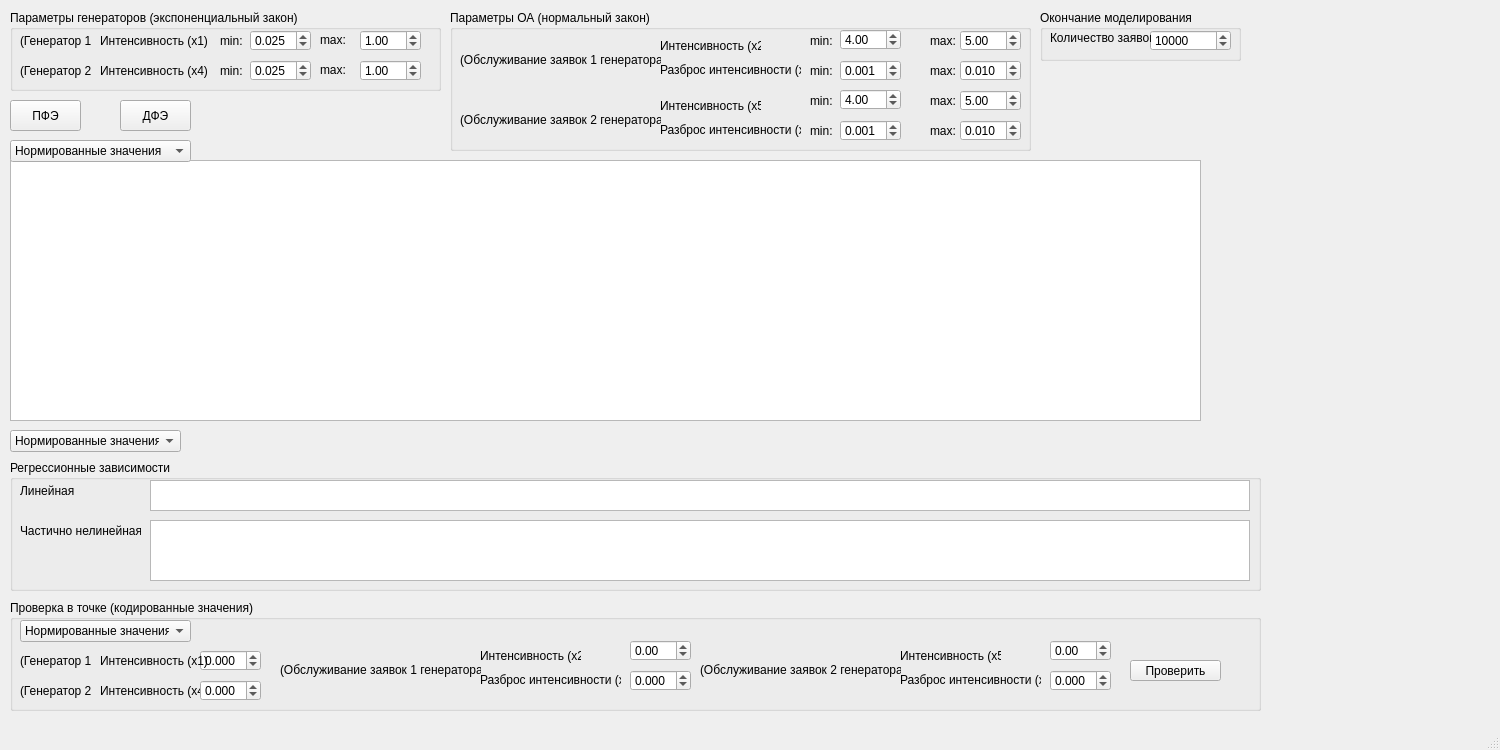
alena-zayts/BMSTU_8sem_experiment_planning, file lab3/mainwindow.ui: the form before one commit.
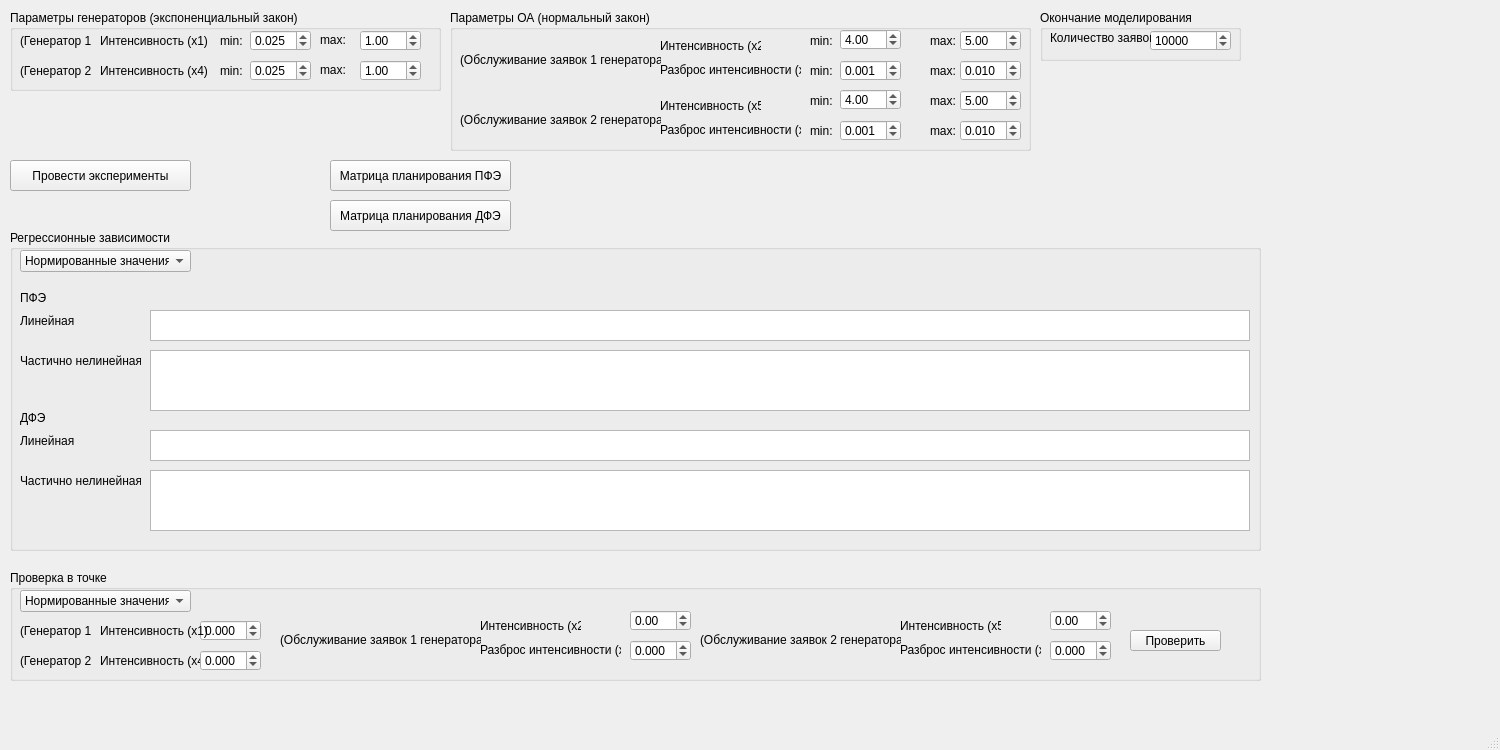
The form after the commit.

Diff of the .ui file:
```diff
--- a/lab3/mainwindow.ui
+++ b/lab3/mainwindow.ui
@@ -639,30 +639,17 @@
      </property>
     </widget>
    </widget>
-   <widget class="QTableWidget" name="tableWidget">
-    <property name="geometry">
-     <rect>
-      <x>10</x>
-      <y>160</y>
-      <width>1191</width>
-      <height>261</height>
-     </rect>
-    </property>
-    <property name="columnCount">
-     <number>0</number>
-    </property>
-   </widget>
    <widget class="QGroupBox" name="groupBox_5">
     <property name="geometry">
      <rect>
       <x>10</x>
-      <y>600</y>
+      <y>570</y>
       <width>1251</width>
       <height>111</height>
      </rect>
     </property>
     <property name="title">
-     <string>Проверка в точке (кодированные значения)</string>
+     <string>Проверка в точке</string>
     </property>
     <widget class="QDoubleSpinBox" name="input_intens_generator">
      <property name="geometry">
@@ -976,9 +963,9 @@
     <property name="geometry">
      <rect>
       <x>10</x>
-      <y>460</y>
+      <y>230</y>
       <width>1251</width>
-      <height>131</height>
+      <height>321</height>
      </rect>
     </property>
     <property name="title">
@@ -988,7 +975,7 @@
      <property name="geometry">
       <rect>
        <x>10</x>
-       <y>20</y>
+       <y>80</y>
        <width>81</width>
        <height>21</height>
       </rect>
@@ -1001,7 +988,7 @@
      <property name="geometry">
       <rect>
        <x>10</x>
-       <y>60</y>
+       <y>120</y>
        <width>121</width>
        <height>21</height>
       </rect>
@@ -1010,11 +997,11 @@
       <string>Частично нелинейная</string>
      </property>
     </widget>
-    <widget class="QTextBrowser" name="linear">
+    <widget class="QTextBrowser" name="linearPFE">
      <property name="geometry">
       <rect>
        <x>140</x>
-       <y>20</y>
+       <y>80</y>
        <width>1100</width>
        <height>31</height>
       </rect>
@@ -1025,11 +1012,11 @@
       </font>
      </property>
     </widget>
-    <widget class="QTextBrowser" name="nonlinear">
+    <widget class="QTextBrowser" name="nonlinearPFE">
      <property name="geometry">
       <rect>
        <x>140</x>
-       <y>60</y>
+       <y>120</y>
        <width>1100</width>
        <height>61</height>
       </rect>
@@ -1040,32 +1027,67 @@
       </font>
      </property>
     </widget>
-   </widget>
-   <widget class="QComboBox" name="comboBoxMatrix">
+    <widget class="QLabel" name="label_39">
     <property name="geometry">
      <rect>
       <x>10</x>
-      <y>140</y>
-      <width>181</width>
-      <height>22</height>
-     </rect>
-    </property>
-    <item>
+       <y>200</y>
+       <width>81</width>
+       <height>21</height>
+      </rect>
+     </property>
      <property name="text">
-      <string>Нормированные значения</string>
+      <string>Линейная</string>
      </property>
-    </item>
-    <item>
+    </widget>
+    <widget class="QTextBrowser" name="nonlinearDFE4">
+     <property name="geometry">
+      <rect>
+       <x>140</x>
+       <y>240</y>
+       <width>1100</width>
+       <height>61</height>
+      </rect>
+     </property>
+     <property name="font">
+      <font>
+       <pointsize>10</pointsize>
+      </font>
+     </property>
+    </widget>
+    <widget class="QTextBrowser" name="linearDFE4">
+     <property name="geometry">
+      <rect>
+       <x>140</x>
+       <y>200</y>
+       <width>1100</width>
+       <height>31</height>
+      </rect>
+     </property>
+     <property name="font">
+      <font>
+       <pointsize>10</pointsize>
+      </font>
+     </property>
+    </widget>
+    <widget class="QLabel" name="label_40">
+     <property name="geometry">
+      <rect>
+       <x>10</x>
+       <y>240</y>
+       <width>121</width>
+       <height>21</height>
+      </rect>
+     </property>
      <property name="text">
-      <string>Натуральные значения</string>
+      <string>Частично нелинейная</string>
      </property>
-    </item>
    </widget>
    <widget class="QComboBox" name="comboBoxRegression">
     <property name="geometry">
      <rect>
       <x>10</x>
-      <y>430</y>
+       <y>20</y>
       <width>171</width>
       <height>22</height>
      </rect>
@@ -1081,30 +1103,70 @@
      </property>
     </item>
    </widget>
-   <widget class="QPushButton" name="pushButtonPFE">
+    <widget class="QLabel" name="label_17">
     <property name="geometry">
      <rect>
       <x>10</x>
-      <y>100</y>
-      <width>71</width>
-      <height>31</height>
+       <y>60</y>
+       <width>61</width>
+       <height>16</height>
      </rect>
     </property>
     <property name="text">
      <string>ПФЭ</string>
     </property>
    </widget>
-   <widget class="QPushButton" name="pushButtonDFE4">
+    <widget class="QLabel" name="label_18">
     <property name="geometry">
      <rect>
-      <x>120</x>
-      <y>100</y>
-      <width>71</width>
-      <height>31</height>
+       <x>10</x>
+       <y>180</y>
+       <width>61</width>
+       <height>16</height>
      </rect>
     </property>
     <property name="text">
      <string>ДФЭ</string>
+     </property>
+    </widget>
+   </widget>
+   <widget class="QPushButton" name="pushButtonPFE">
+    <property name="geometry">
+     <rect>
+      <x>330</x>
+      <y>160</y>
+      <width>181</width>
+      <height>31</height>
+     </rect>
+    </property>
+    <property name="text">
+     <string>Матрица планирования ПФЭ</string>
+    </property>
+   </widget>
+   <widget class="QPushButton" name="pushButtonDFE4">
+    <property name="geometry">
+     <rect>
+      <x>330</x>
+      <y>200</y>
+      <width>181</width>
+      <height>31</height>
+     </rect>
+    </property>
+    <property name="text">
+     <string>Матрица планирования ДФЭ</string>
+    </property>
+   </widget>
+   <widget class="QPushButton" name="pushButtonRunAll">
+    <property name="geometry">
+     <rect>
+      <x>10</x>
+      <y>160</y>
+      <width>181</width>
+      <height>31</height>
+     </rect>
+    </property>
+    <property name="text">
+     <string>Провести эксперименты</string>
     </property>
    </widget>
   </widget>
```
Lines whose indentation alone changed are shown as unchanged.
